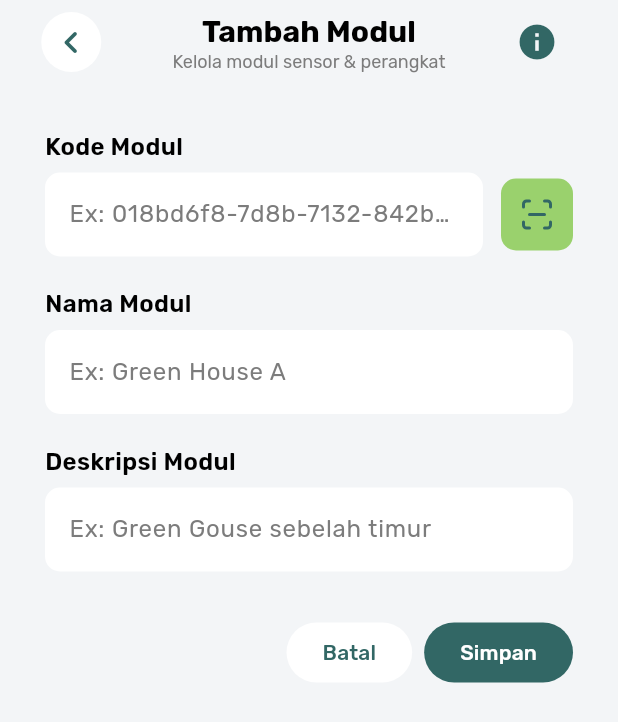
After one commit to scituinsk/Mobile_Smart_Farming, a Flutter app: the AddModulScreen screen opened by its route, on a phone screen of 412 x 824 dp. The commit adds this screen. Shown: the top 722 px of the screen. Run offline on Flutter 3.47's test engine with Material 3 defaults, Android fonts, the phone set to English and light mode, and no system bars; our stand-ins replace flutter_svg, get, google_fonts, lucide_icons_flutter; missing offline and left inert: flutter_floating_bottom_bar, wolt_modal_sheet.

Commit message:
feat: add AddModul feature with UI components and navigation

```diff
--- a/lib/src/core/navigation/main_navigation.dart
+++ b/lib/src/core/navigation/main_navigation.dart
@@ -94,7 +94,7 @@ class _MainNavigationState extends State<MainNavigation>
           physics: const BouncingScrollPhysics(),
           children: screens,
         ),
-        child: Container(
+        child: SizedBox(
           height: 60,
           child: Stack(
             children: [
@@ -157,7 +157,7 @@ class _MainNavigationState extends State<MainNavigation>
       iconColor = Color.lerp(Colors.grey, Colors.white, opacity) ?? Colors.grey;
     }
 
-    return Container(
+    return SizedBox(
       height: 60,
       child: Center(child: Icon(icon, color: iconColor, size: 28)),
     );
--- a/lib/src/core/routes/app_page.dart
+++ b/lib/src/core/routes/app_page.dart
@@ -1,5 +1,6 @@
 import 'package:get/get.dart';
 import 'package:pak_tani/src/core/routes/route_named.dart';
+import 'package:pak_tani/src/features/add_modul/presentation/screens/add_modul_screen.dart';
 import 'package:pak_tani/src/features/notification/presentation/screens/notification_screen.dart';
 import 'package:pak_tani/src/features/scheduling/presentation/screens/scheduling_screen.dart';
 import 'package:pak_tani/src/features/solenoid/presentation/screens/solenoid_screen.dart';
@@ -15,5 +16,6 @@ class AppPage {
       name: RouteNamed.schedulingPage,
       page: () => const SchedulingScreen(),
     ),
+    GetPage(name: RouteNamed.addModulPage, page: () => const AddModulScreen()),
   ];
 }
--- a/lib/src/core/routes/route_named.dart
+++ b/lib/src/core/routes/route_named.dart
@@ -2,4 +2,5 @@ abstract class RouteNamed {
   static const notificationPage = '/notification_page';
   static const solenoidPage = '/solenoid_page';
   static const schedulingPage = '/scheduling_page';
+  static const addModulPage = '/add_modul_page';
 }
--- a/lib/src/core/widgets/icon_widget.dart
+++ b/lib/src/core/widgets/icon_widget.dart
@@ -11,6 +11,7 @@ class IconWidget extends StatelessWidget {
   final double padding;
   final MyCustomIcon? customIcon;
   final VoidCallback? onPressed; // Tambahkan opsi onPressed
+  final double borderRadius;
 
   const IconWidget({
     super.key,
@@ -20,7 +21,8 @@ class IconWidget extends StatelessWidget {
     this.backgroundColor = Colors.white,
     this.padding = 8,
     this.customIcon,
-    this.onPressed, // Tambahkan ke konstruktor
+    this.onPressed,
+    this.borderRadius = 100,
   });
 
   @override
@@ -43,7 +45,7 @@ class IconWidget extends StatelessWidget {
         color: backgroundColor,
         shape: CircleBorder(),
         child: InkWell(
-          borderRadius: BorderRadius.circular(100),
+          borderRadius: BorderRadius.circular(borderRadius),
           onTap: onPressed,
           child: content,
         ),
@@ -51,7 +53,10 @@ class IconWidget extends StatelessWidget {
     }
 
     return Container(
-      decoration: BoxDecoration(color: backgroundColor, shape: BoxShape.circle),
+      decoration: BoxDecoration(
+        color: backgroundColor,
+        borderRadius: BorderRadius.circular(borderRadius),
+      ),
       padding: EdgeInsets.all(padding),
       child: iconChild,
     );
--- /dev/null
+++ b/lib/src/features/add_modul/presentation/screens/add_modul_screen.dart
@@ -0,0 +1,94 @@
+import 'package:flutter/material.dart';
+import 'package:get/get.dart';
+import 'package:pak_tani/src/core/theme/app_theme.dart';
+import 'package:pak_tani/src/core/widgets/my_back_button.dart';
+import 'package:pak_tani/src/features/add_modul/presentation/widgets/add_modul_code_input.dart';
+import 'package:pak_tani/src/features/add_modul/presentation/widgets/add_modul_textfield.dart';
+
+class AddModulScreen extends StatelessWidget {
+  const AddModulScreen({super.key});
+
+  @override
+  Widget build(BuildContext context) {
+    final mediaQueryWidth = Get.width;
+    final mediaQueryHeight = Get.height;
+
+    return Scaffold(
+      appBar: AppBar(
+        leadingWidth: 70,
+        leading: Center(
+          child: Padding(
+            padding: EdgeInsets.only(left: 25),
+            child: MyBackButton(),
+          ),
+        ),
+        title: Column(
+          children: [
+            Text("Tambah Modul", style: AppTheme.h3),
+            Text(
+              "Kelola modul sensor & perangkat",
+              style: AppTheme.textSmall.copyWith(
+                color: AppTheme.titleSecondary,
+              ),
+            ),
+          ],
+        ),
+        centerTitle: true,
+        actionsPadding: EdgeInsets.only(right: 30),
+        actions: [
+          IconButton(
+            onPressed: () {},
+            icon: Icon(Icons.info, color: AppTheme.primaryColor, size: 28),
+          ),
+        ],
+      ),
+      body: Container(
+        width: mediaQueryWidth,
+        height: mediaQueryHeight,
+        padding: EdgeInsets.symmetric(horizontal: 30, vertical: 30),
+        child: Column(
+          mainAxisSize: MainAxisSize.min,
+          spacing: 30,
+          children: [
+            Column(
+              spacing: 20,
+              children: [
+                AddModulCodeInput(
+                  title: "Kode Modul",
+                  hintText: "Ex: 018bd6f8-7d8b-7132-842b-3247e",
+                ),
+                AddModulTextfield(
+                  title: "Nama Modul",
+                  hintText: "Ex: Green House A",
+                ),
+                AddModulTextfield(
+                  title: "Deskripsi Modul",
+                  hintText: "Ex: Green Gouse sebelah timur",
+                ),
+              ],
+            ),
+            Row(
+              mainAxisAlignment: MainAxisAlignment.end,
+              spacing: 8,
+              children: [
+                FilledButton(
+                  onPressed: () {
+                    Get.back();
+                  },
+                  style: ButtonStyle(
+                    backgroundColor: WidgetStateProperty.all(Colors.white),
+                  ),
+                  child: Text(
+                    "Batal",
+                    style: TextStyle(color: AppTheme.primaryColor),
+                  ),
+                ),
+                FilledButton(onPressed: () {}, child: Text("Simpan")),
+              ],
+            ),
+          ],
+        ),
+      ),
+    );
+  }
+}
--- /dev/null
+++ b/lib/src/features/add_modul/presentation/widgets/add_modul_code_input.dart
@@ -0,0 +1,51 @@
+import 'package:flutter/material.dart';
+import 'package:lucide_icons_flutter/lucide_icons.dart';
+import 'package:pak_tani/src/core/theme/app_theme.dart';
+import 'package:pak_tani/src/core/widgets/icon_widget.dart';
+
+class AddModulCodeInput extends StatelessWidget {
+  final String title;
+  final String hintText;
+  const AddModulCodeInput({
+    super.key,
+    required this.title,
+    required this.hintText,
+  });
+
+  @override
+  Widget build(BuildContext context) {
+    return Column(
+      spacing: 6,
+      crossAxisAlignment: CrossAxisAlignment.start,
+      children: [
+        Text(title, style: AppTheme.h4),
+        Row(
+          spacing: 12,
+          children: [
+            Expanded(
+              child: TextField(
+                decoration: InputDecoration(
+                  hintText: hintText,
+                  filled: true,
+                  fillColor: Colors.white,
+                  border: OutlineInputBorder(
+                    borderRadius: BorderRadius.circular(10),
+                    borderSide: BorderSide.none,
+                  ),
+                  hintStyle: TextStyle(color: AppTheme.onDefaultColor),
+                ),
+              ),
+            ),
+            IconWidget(
+              icon: LucideIcons.scanLine,
+              iconColor: AppTheme.primaryColor,
+              backgroundColor: AppTheme.waterPumpColor,
+              borderRadius: 10,
+              padding: 12,
+            ),
+          ],
+        ),
+      ],
+    );
+  }
+}
--- /dev/null
+++ b/lib/src/features/add_modul/presentation/widgets/add_modul_textfield.dart
@@ -0,0 +1,35 @@
+import 'package:flutter/material.dart';
+import 'package:pak_tani/src/core/theme/app_theme.dart';
+
+class AddModulTextfield extends StatelessWidget {
+  final String title;
+  final String hintText;
+  const AddModulTextfield({
+    super.key,
+    required this.title,
+    required this.hintText,
+  });
+
+  @override
+  Widget build(BuildContext context) {
+    return Column(
+      spacing: 6,
+      crossAxisAlignment: CrossAxisAlignment.start,
+      children: [
+        Text(title, style: AppTheme.h4),
+        TextField(
+          decoration: InputDecoration(
+            hintText: hintText,
+            filled: true,
+            fillColor: Colors.white,
+            border: OutlineInputBorder(
+              borderRadius: BorderRadius.circular(10),
+              borderSide: BorderSide.none,
+            ),
+            hintStyle: TextStyle(color: AppTheme.onDefaultColor),
+          ),
+        ),
+      ],
+    );
+  }
+}
--- a/lib/src/features/module/presentation/screen/module_screen.dart
+++ b/lib/src/features/module/presentation/screen/module_screen.dart
@@ -1,5 +1,7 @@
 import 'package:flutter/material.dart';
 import 'package:get/get.dart';
+import 'package:lucide_icons_flutter/lucide_icons.dart';
+import 'package:pak_tani/src/core/routes/route_named.dart';
 import 'package:pak_tani/src/core/widgets/dashboard_appbar.dart';
 import 'package:pak_tani/src/features/module/presentation/widgets/filter_modul.dart';
 import 'package:pak_tani/src/features/module/presentation/widgets/modul_list.dart';
@@ -13,7 +15,9 @@ class ModuleScreen extends StatelessWidget {
     final mediaQueryHeight = Get.height;
 
     return SafeArea(
-      child: Container(
+      child: Stack(
+        children: [
+          Container(
             width: mediaQueryWidth,
             height: mediaQueryHeight,
             padding: EdgeInsets.symmetric(horizontal: 30, vertical: 22),
@@ -23,6 +27,22 @@ class ModuleScreen extends StatelessWidget {
               children: [DashboardAppbar(), FilterModul(), ModulList()],
             ),
           ),
+
+          Positioned(
+            bottom: 90,
+            right: 20,
+            child: FloatingActionButton(
+              onPressed: () {
+                Get.toNamed(RouteNamed.addModulPage);
+              },
+              shape: RoundedRectangleBorder(
+                borderRadius: BorderRadius.circular(50),
+              ),
+              child: Icon(LucideIcons.plus),
+            ),
+          ),
+        ],
+      ),
     );
   }
 }
--- a/lib/src/features/scheduling/presentation/widgets/schedule_item.dart
+++ b/lib/src/features/scheduling/presentation/widgets/schedule_item.dart
@@ -45,6 +45,7 @@ class ScheduleItem extends StatelessWidget {
                     color: AppTheme.primaryColor,
                   ),
                 ),
+
                 Text(
                   day,
                   style: AppTheme.text.copyWith(color: AppTheme.secondaryColor),
```
Lines whose indentation alone changed are shown as unchanged.
